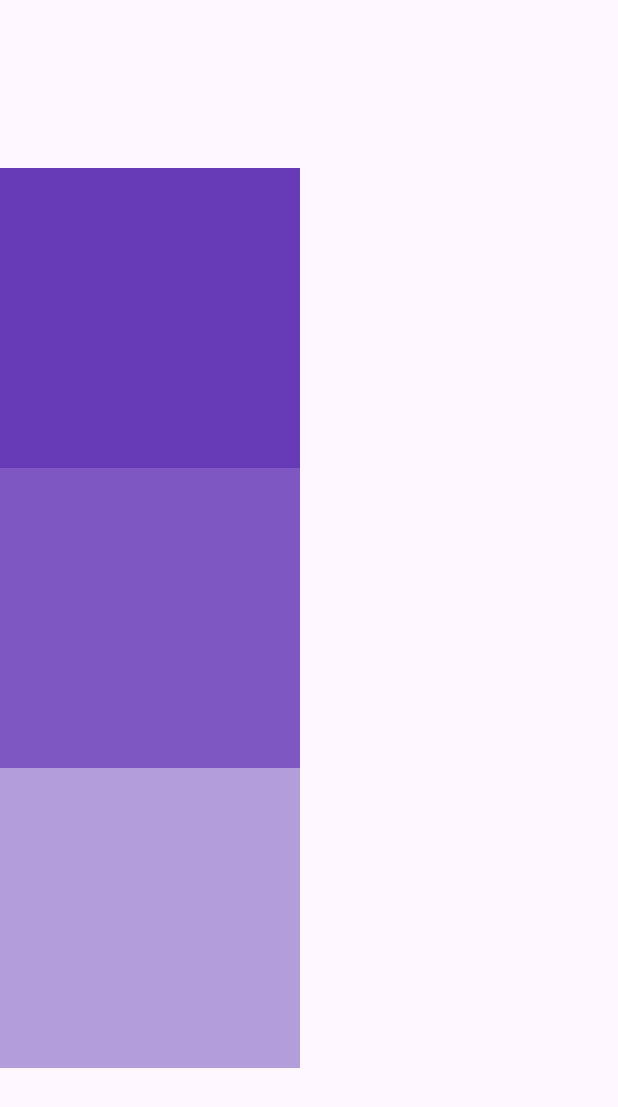
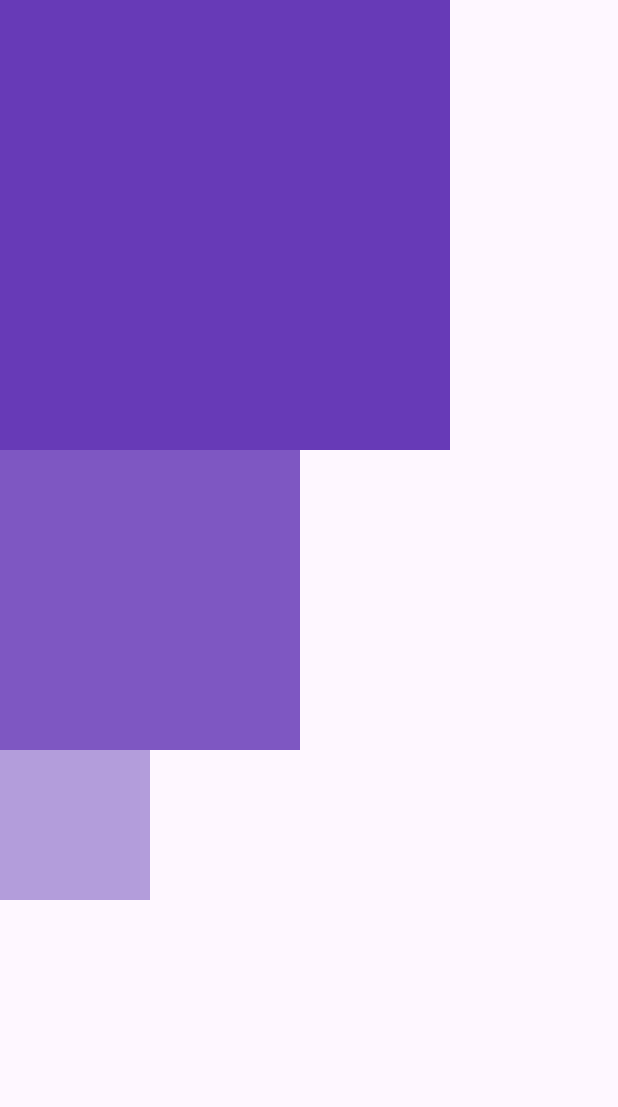
Before and after one commit to yficklis/beginner_flutter_projects, a Flutter app: the screen it shows after launch, on a phone screen of 412 x 824 dp. Shown: the top 1107 px of the screen. Run offline on Flutter 3.47's test engine with Material 3 defaults, Android fonts, the phone set to English and light mode, and no system bars.

Commit message:
COLUMN WIDGET ALIGNMENT BY AXIS X

```diff
--- a/lib/main.dart
+++ b/lib/main.dart
@@ -15,13 +15,13 @@ class MyApp extends StatelessWidget {
       debugShowCheckedModeBanner: false,
       home: Scaffold(
         body: Column(
-          // set the alignment of the items by axis Y (UP and DOWN)
-          mainAxisAlignment: MainAxisAlignment.center,
+          // set the alignment of the items by axis X (LEFT and RIGHT)
+          crossAxisAlignment: CrossAxisAlignment.start,
           children: [
             // 1st Box
             Container(
-              height: 200,
-              width: 200,
+              height: 300,
+              width: 300,
               color: Colors.deepPurple,
             ),
             // 2nd box
@@ -32,8 +32,8 @@ class MyApp extends StatelessWidget {
             ),
             // 3rd box
             Container(
-              height: 200,
-              width: 200,
+              height: 100,
+              width: 100,
               color: Colors.deepPurple[200],
             ),
           ],
```
